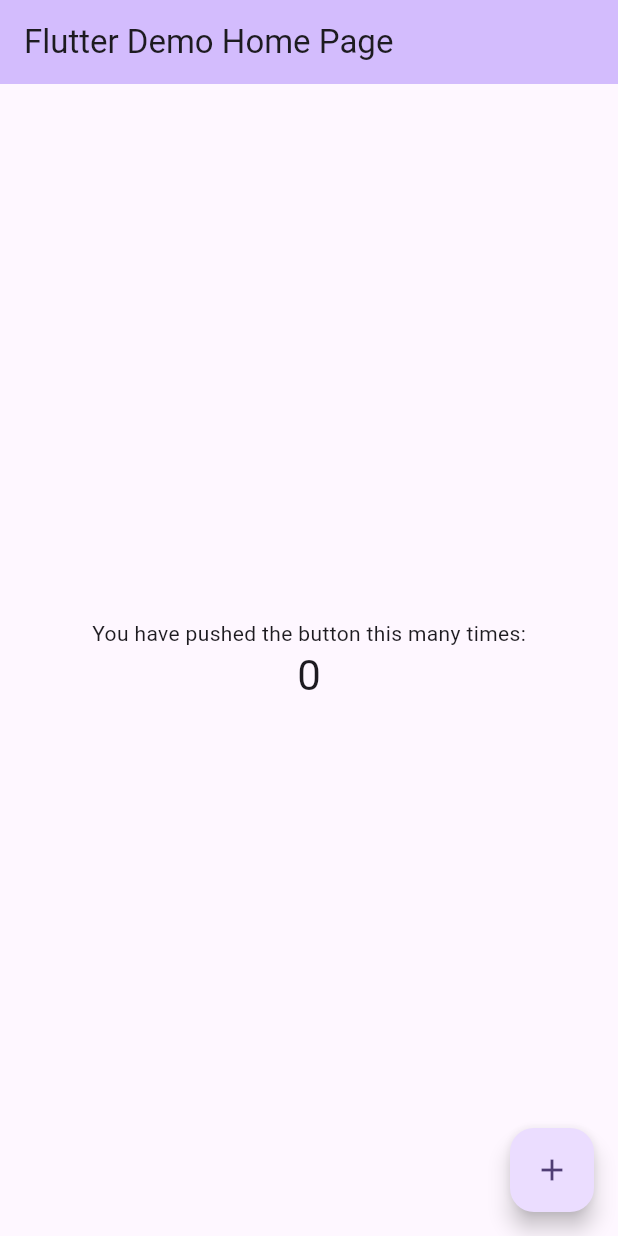
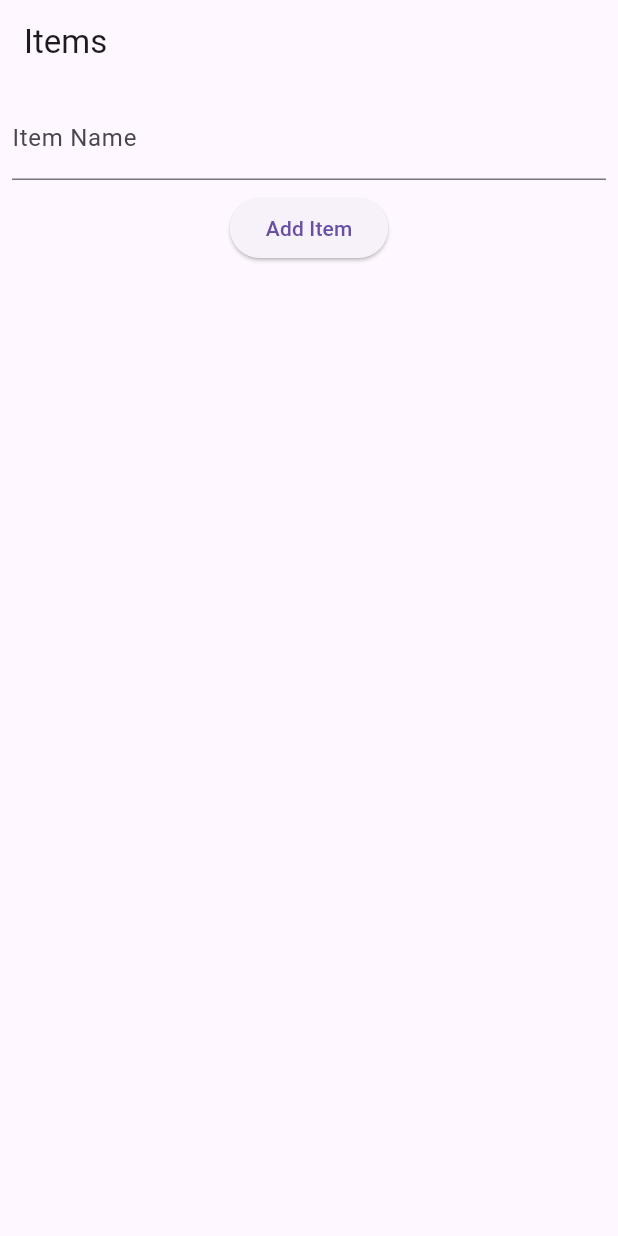
Before and after one commit to lubmir2k/flutter-lab-myitems-crud, a Flutter app: the screen it shows after launch, on a phone screen of 412 x 824 dp. Run offline on Flutter 3.47's test engine with Material 3 defaults, Android fonts, the light colour scheme and no system bars; our stand-ins replace hive, hive_flutter; accounts and stored records are empty.

Commit message:
Add Hive CRUD implementation
Features:
- Hive local database integration
- Item model with TypeAdapter
- DatabaseHelper for CRUD operations
- Full UI with create, read, update, delete
- Data persistence across app restarts
- Cross-platform support (Web, macOS, iOS, Android)

```diff
--- /dev/null
+++ b/lib/database_helper.dart
@@ -0,0 +1,30 @@
+import 'package:hive/hive.dart';
+import 'package:hive_flutter/hive_flutter.dart'; // Import hive_flutter
+import 'item.dart';
+class DatabaseHelper {
+  static const String boxName = 'itemsBox';
+  Future<void> initDatabase() async {
+    await Hive.initFlutter(); // Initialize Hive for Flutter
+    if (!Hive.isAdapterRegistered(0)) {
+      Hive.registerAdapter(ItemAdapter());
+    }
+    await Hive.openBox<Item>(boxName); // Open the box
+  }
+  Future<void> insertItem(String name) async {
+    final box = Hive.box<Item>(boxName);
+    await box.add(Item(name));
+  }
+  List<Item> getItems() {
+    final box = Hive.box<Item>(boxName);
+    return box.values.toList();
+  }
+  Future<void> updateItem(int index, String name) async {
+    final box = Hive.box<Item>(boxName);
+    final item = Item(name);
+    await box.putAt(index, item);
+  }
+  Future<void> deleteItem(int index) async {
+    final box = Hive.box<Item>(boxName);
+    await box.deleteAt(index);
+  }
+}
--- /dev/null
+++ b/lib/item.dart
@@ -0,0 +1,8 @@
+import 'package:hive/hive.dart';
+part 'item.g.dart';
+@HiveType(typeId: 0)
+class Item {
+  @HiveField(0)
+  final String name;
+  Item(this.name);
+}
--- a/lib/main.dart
+++ b/lib/main.dart
@@ -1,68 +1,125 @@
 import 'package:flutter/material.dart';
-
-void main() {
-  runApp(const MyApp());
+import 'package:hive/hive.dart';
+import 'package:hive_flutter/hive_flutter.dart';
+import 'database_helper.dart';
+import 'item.dart';
+void main() async {
+  WidgetsFlutterBinding.ensureInitialized();
+  final dbHelper = DatabaseHelper();
+  await dbHelper.initDatabase(); // Initialize the database
+  runApp(MyApp());
 }
-
 class MyApp extends StatelessWidget {
-  const MyApp({super.key});
-
   @override
   Widget build(BuildContext context) {
     return MaterialApp(
-      title: 'Flutter Demo',
-      theme: ThemeData(
-        colorScheme: ColorScheme.fromSeed(seedColor: Colors.deepPurple),
-        useMaterial3: true,
-      ),
-      home: const MyHomePage(title: 'Flutter Demo Home Page'),
+      title: 'Flutter CRUD IndexedDB',
+      home: ItemListScreen(),
     );
   }
 }
-
-class MyHomePage extends StatefulWidget {
-  const MyHomePage({super.key, required this.title});
-
-  final String title;
-
+class ItemListScreen extends StatefulWidget {
   @override
-  State<MyHomePage> createState() => _MyHomePageState();
+  _ItemListScreenState createState() => _ItemListScreenState();
 }
-
-class _MyHomePageState extends State<MyHomePage> {
-  int _counter = 0;
-
-  void _incrementCounter() {
+class _ItemListScreenState extends State<ItemListScreen> {
+  List<Item> _items = [];
+  final DatabaseHelper _databaseHelper = DatabaseHelper();
+  final TextEditingController _controller = TextEditingController();
+  void _fetchItems() {
     setState(() {
-      _counter++;
+      _items = _databaseHelper.getItems();
     });
   }
-
+  void _addItem() async {
+    if (_controller.text.isNotEmpty) {
+      await _databaseHelper.insertItem(_controller.text);
+      _controller.clear();
+      _fetchItems();
+    }
+  }
+  void _updateItem(int index) async {
+    // Create a text controller for the dialog
+    TextEditingController updateController = TextEditingController(text: _items[index].name);
+    // Show dialog for updating item
+    showDialog(
+      context: context,
+      builder: (context) {
+        return AlertDialog(
+          title: Text('Update Item'),
+          content: TextField(
+            controller: updateController,
+            decoration: InputDecoration(labelText: 'New Item Name'),
+          ),
+          actions: [
+            TextButton(
+              onPressed: () {
+                String newName = updateController.text;
+                if (newName.isNotEmpty) {
+                  _databaseHelper.updateItem(index, newName);
+                  _fetchItems();
+                  Navigator.of(context).pop(); // Close the dialog
+                }
+              },
+              child: Text('Update'),
+            ),
+            TextButton(
+              onPressed: () => Navigator.of(context).pop(), // Cancel
+              child: Text('Cancel'),
+            ),
+          ],
+        );
+      },
+    );
+  }
+  void _deleteItem(int index) async {
+    await _databaseHelper.deleteItem(index);
+    _fetchItems();
+  }
+  @override
+  void initState() {
+    super.initState();
+    _fetchItems();
+  }
   @override
   Widget build(BuildContext context) {
     return Scaffold(
-      appBar: AppBar(
-        backgroundColor: Theme.of(context).colorScheme.inversePrimary,
-        title: Text(widget.title),
-      ),
-      body: Center(
-        child: Column(
-          mainAxisAlignment: MainAxisAlignment.center,
-          children: <Widget>[
-            const Text(
-              'You have pushed the button this many times:',
+      appBar: AppBar(title: Text('Items')),
+      body: Column(
+        children: [
+          Padding(
+            padding: const EdgeInsets.all(8.0),
+            child: TextField(
+              controller: _controller,
+              decoration: InputDecoration(labelText: 'Item Name'),
             ),
-            Text(
-              '$_counter',
-              style: Theme.of(context).textTheme.headlineMedium,
+          ),
+          ElevatedButton(onPressed: _addItem, child: Text('Add Item')),
+          Expanded(
+            child: ListView.builder(
+              itemCount: _items.length,
+              itemBuilder: (context, index) {
+                final item = _items[index];
+                return ListTile(
+                  title: Text(item.name),
+                  trailing: Row(
+                    mainAxisSize: MainAxisSize.min,
+                    children: [
+                      IconButton(
+                        icon: Icon(Icons.edit),
+                        onPressed: () => _updateItem(index), // Call update function
+                      ),
+                      IconButton(
+                        icon: Icon(Icons.delete),
+                        onPressed: () => _deleteItem(index),
+                      ),
+                    ],
+                  ),
+                );
+              },
             ),
-          ],
-        ),
-      ),
-      floatingActionButton: FloatingActionButton(
-        onPressed: _incrementCounter,
-        tooltip: 'Increment',
-        child: const Icon(Icons.add),
+          ),
+        ],
       ),
     );
   }
```
Also changed, not shown: lib/item.g.dart (added), 1 other file.
